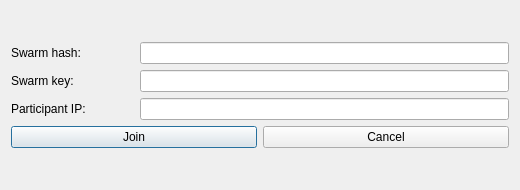
First picture: the form in hub/forms/DlgSwarmJoin.ui, repository subutai-io/control-center, before the edit.
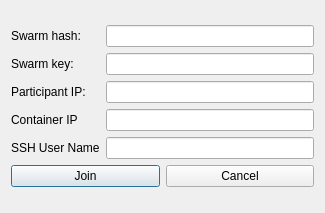
Second picture: the form after the edit. Icons and pictures are not drawn.

Commit message: Change DlgJoinSwarm to make ssh working on all platforms

```diff
--- a/hub/forms/DlgSwarmJoin.ui
+++ b/hub/forms/DlgSwarmJoin.ui
@@ -6,8 +6,8 @@
    <rect>
     <x>0</x>
     <y>0</y>
-    <width>520</width>
-    <height>190</height>
+    <width>325</width>
+    <height>213</height>
    </rect>
   </property>
   <property name="windowTitle">
@@ -19,9 +19,9 @@
   </property>
   <layout class="QVBoxLayout" name="verticalLayout">
    <item>
-    <layout class="QGridLayout" name="gridLayout_3" rowstretch="3,1">
+    <layout class="QGridLayout" name="gridLayout_3" rowstretch="5,1">
      <item row="0" column="0">
-      <layout class="QGridLayout" name="gridLayout" columnstretch="1,3">
+      <layout class="QGridLayout" name="gridLayout">
        <item row="0" column="0">
         <widget class="QLabel" name="lbl_hash">
          <property name="text">
@@ -59,6 +59,40 @@
          </property>
         </widget>
        </item>
+       <item row="3" column="0">
+        <widget class="QLabel" name="lbl_container_ip">
+         <property name="text">
+          <string>Container IP</string>
+         </property>
+        </widget>
+       </item>
+       <item row="3" column="1">
+        <widget class="QLineEdit" name="le_container_ip">
+         <property name="inputMask">
+          <string/>
+         </property>
+         <property name="alignment">
+          <set>Qt::AlignLeading|Qt::AlignLeft|Qt::AlignVCenter</set>
+         </property>
+        </widget>
+       </item>
+       <item row="4" column="0">
+        <widget class="QLabel" name="lbl_ip_3">
+         <property name="text">
+          <string>SSH User Name</string>
+         </property>
+        </widget>
+       </item>
+       <item row="4" column="1">
+        <widget class="QLineEdit" name="le_ssh_user_name">
+         <property name="inputMask">
+          <string/>
+         </property>
+         <property name="alignment">
+          <set>Qt::AlignLeading|Qt::AlignLeft|Qt::AlignVCenter</set>
+         </property>
+        </widget>
+       </item>
       </layout>
      </item>
      <item row="1" column="0">
```
The commit also changes 2 other files.
